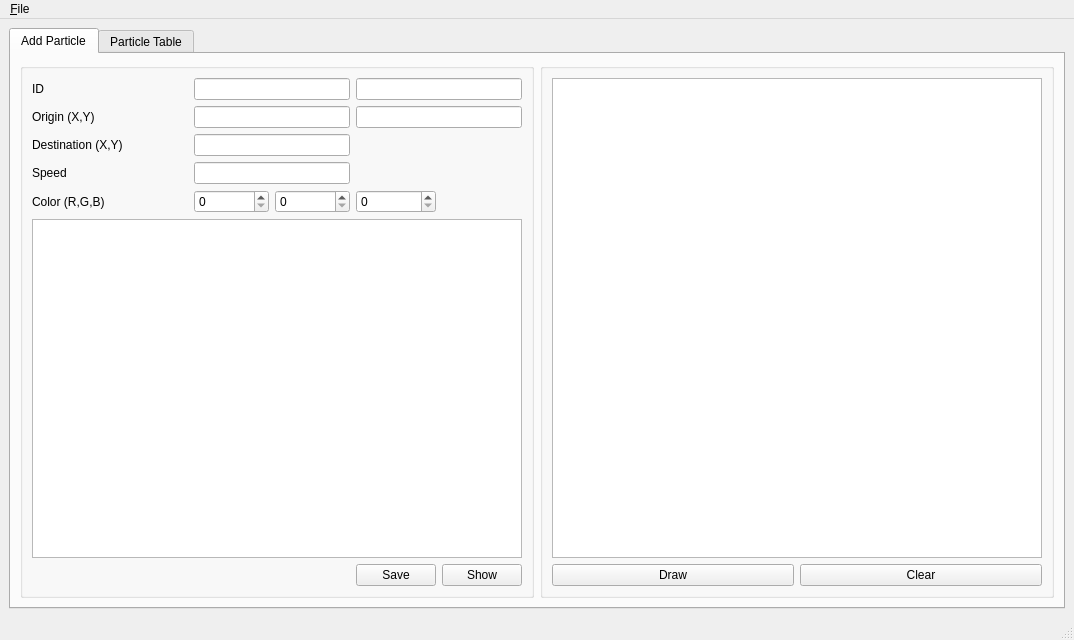
This is mainwindow.ui in EdPeReg/GraphGUI as Qt 5 draws it before an edit. The edited form follows.
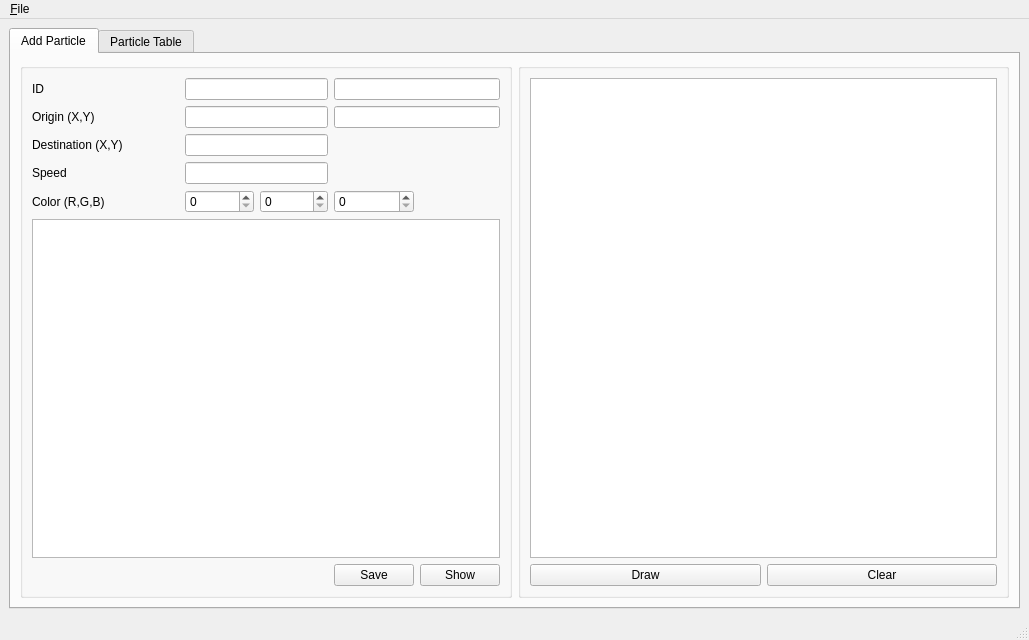
This is the edited form.

Commit message: Bug fix, validate all fields properly

What changed in the file:
```diff
--- a/mainwindow.ui
+++ b/mainwindow.ui
@@ -6,7 +6,7 @@
    <rect>
     <x>0</x>
     <y>0</y>
-    <width>1074</width>
+    <width>1029</width>
     <height>640</height>
    </rect>
   </property>
@@ -181,7 +181,7 @@
     <rect>
      <x>0</x>
      <y>0</y>
-     <width>1074</width>
+     <width>1029</width>
      <height>22</height>
     </rect>
    </property>
```
Left out of the diff: 13 changed lines with no effect on the pictures. The commit also changes 2 other files.
